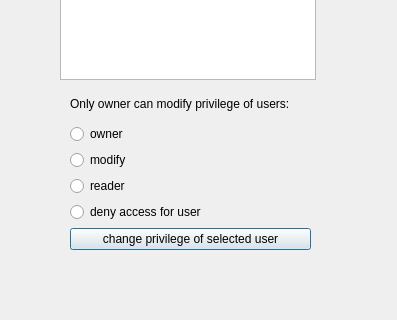
Before: the Qt Designer form GUI/SymposiumGui/alluser.ui in RickZack/Symposium, drawn with Qt 5; both pictures show x 0 to 397 and y 411 to 731 of the 397 by 731 pixel window.
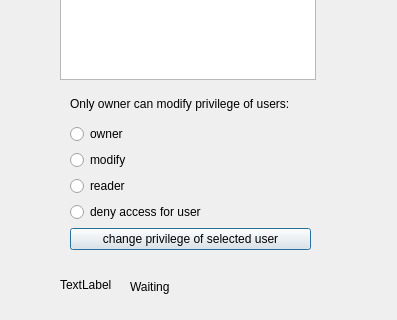
After: the same form once the commit is applied.

```diff
--- a/GUI/SymposiumGui/alluser.ui
+++ b/GUI/SymposiumGui/alluser.ui
@@ -82,6 +82,32 @@
     </property>
    </column>
   </widget>
+  <widget class="QLabel" name="gif">
+   <property name="geometry">
+    <rect>
+     <x>60</x>
+     <y>670</y>
+     <width>55</width>
+     <height>51</height>
+    </rect>
+   </property>
+   <property name="text">
+    <string>TextLabel</string>
+   </property>
+  </widget>
+  <widget class="QLabel" name="waiting">
+   <property name="geometry">
+    <rect>
+     <x>130</x>
+     <y>690</y>
+     <width>131</width>
+     <height>16</height>
+    </rect>
+   </property>
+   <property name="text">
+    <string>Waiting</string>
+   </property>
+  </widget>
  </widget>
  <resources/>
  <connections/>
```
